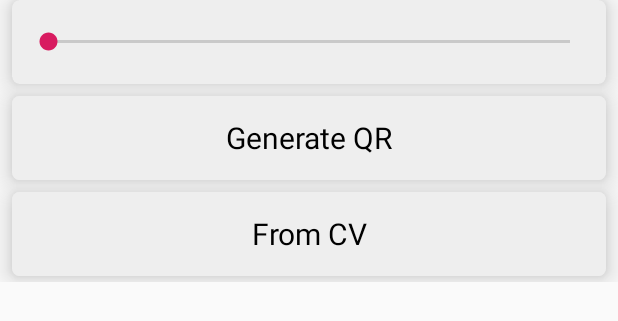
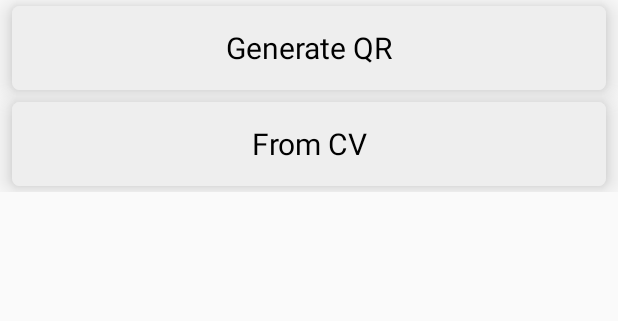
Before and after one commit to LowSpeeddevelopers/Easy_Business_Card, an Android app: the layout fragment_qr_code.xml on its own in the app's theme, with its tools: preview values and no code run, on a phone screen of 412 x 824 dp. Shown: the top 321 px of the screen. Run offline under Robolectric (Android 15) with nearby library versions, the phone set to English and light mode, and no system bars; Roboto replaces fonts that are not available here.

Commit message:
icon,image,qrcode

```diff
--- a/app/src/main/java/com/nexttech/easybusinesscard/IconFragment.java
+++ b/app/src/main/java/com/nexttech/easybusinesscard/IconFragment.java
@@ -157,6 +157,9 @@ public class IconFragment extends Fragment {
         imageView.setOnClickListener(new View.OnClickListener() {
             @Override
             public void onClick(View v) {
+                if (seekBar.getVisibility() == View.GONE){
+                    seekBar.setVisibility(View.VISIBLE);
+                }
 
             }
         });
@@ -166,6 +169,7 @@ public class IconFragment extends Fragment {
 
         ToolbarFragment.addView(imageView);
         ToolbarFragment.addIconView(imageView);
+        seekBar.setVisibility(View.VISIBLE);
         Create_card.viewPager.setCurrentItem(2);
         Create_card.mAdapter.notifyDataSetChanged();
 
--- a/app/src/main/res/layout/fragment_icon.xml
+++ b/app/src/main/res/layout/fragment_icon.xml
@@ -23,6 +23,7 @@
         android:layout_marginStart="8dp"
         android:layout_marginTop="8dp"
         android:min="50"
+        android:visibility="gone"
         android:max="500"
         android:progress="100"/>
 
--- a/app/src/main/res/layout/fragment_image.xml
+++ b/app/src/main/res/layout/fragment_image.xml
@@ -20,5 +20,6 @@
         android:layout_height="wrap_content"
         android:layout_margin="8dp"
         android:max="500"
+        android:visibility="gone"
         android:id="@+id/seekbar"/>
 </LinearLayout>
--- a/app/src/main/res/layout/fragment_qr_code.xml
+++ b/app/src/main/res/layout/fragment_qr_code.xml
@@ -14,6 +14,7 @@
             android:layout_height="wrap_content"
             android:orientation="vertical">
             <androidx.cardview.widget.CardView
+                android:id="@+id/card_seekBar"
                 android:layout_width="match_parent"
                 android:layout_height="?attr/actionBarSize"
                 android:gravity="center"
@@ -24,6 +25,7 @@
                 android:layout_marginBottom="4dp"
                 app:cardCornerRadius="5dp"
                 app:cardElevation="10dp"
+                android:visibility="gone"
                 >
                <SeekBar
                    android:layout_width="match_parent"
```
Also changed, not shown: app/src/main/java/com/nexttech/easybusinesscard/ImageFragment.java (+12 -0 lines), app/src/main/java/com/nexttech/easybusinesscard/Qr_code.java (+14 -1 lines).
